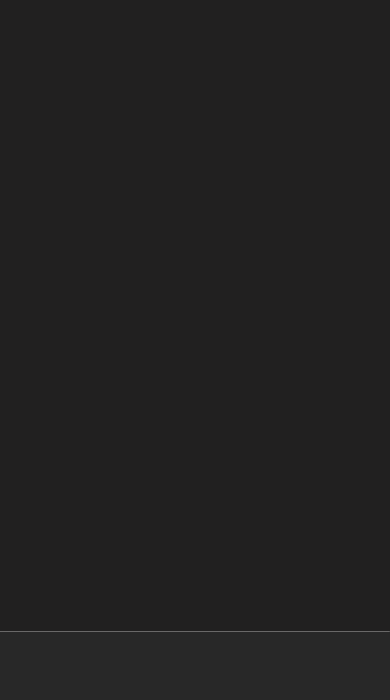
Qt form mainwindow.ui (clipesss/YouTubePhoneProject) before a commit.
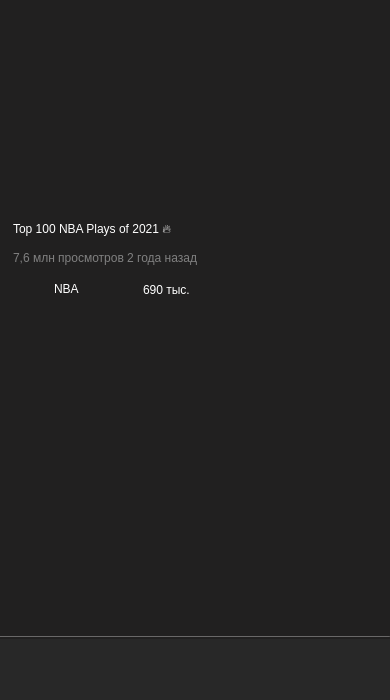
The same form after that commit. The open tabs and pages were chosen to show the change. Icons and pictures are not drawn.

What changed in the file:
```diff
--- a/mainwindow.ui
+++ b/mainwindow.ui
@@ -176,9 +176,9 @@
       <property name="geometry">
        <rect>
         <x>0</x>
-        <y>632</y>
+        <y>639</y>
         <width>390</width>
-        <height>68</height>
+        <height>61</height>
        </rect>
       </property>
       <property name="styleSheet">
@@ -201,7 +201,7 @@
       <property name="geometry">
        <rect>
         <x>0</x>
-        <y>631</y>
+        <y>636</y>
         <width>390</width>
         <height>1</height>
        </rect>
@@ -227,6 +227,119 @@
        <string/>
       </property>
      </widget>
+     <widget class="QLabel" name="VideoName">
+      <property name="geometry">
+       <rect>
+        <x>13</x>
+        <y>217</y>
+        <width>370</width>
+        <height>23</height>
+       </rect>
+      </property>
+      <property name="styleSheet">
+       <string notr="true">QLabel
+{
+font: 16pt &quot;Segoe UI&quot;;
+color: white;
+}
+</string>
+      </property>
+      <property name="text">
+       <string>Top 100 NBA Plays of 2021 🔥</string>
+      </property>
+     </widget>
+     <widget class="QLabel" name="VideoDescription">
+      <property name="geometry">
+       <rect>
+        <x>13</x>
+        <y>246</y>
+        <width>370</width>
+        <height>23</height>
+       </rect>
+      </property>
+      <property name="styleSheet">
+       <string notr="true">QLabel
+{
+font: 10pt &quot;Segoe UI&quot;;
+color: grey;
+}
+</string>
+      </property>
+      <property name="text">
+       <string>7,6 млн просмотров 2 года назад</string>
+      </property>
+     </widget>
+     <widget class="QLabel" name="YouTubeLogo">
+      <property name="geometry">
+       <rect>
+        <x>13</x>
+        <y>274</y>
+        <width>33</width>
+        <height>33</height>
+       </rect>
+      </property>
+      <property name="text">
+       <string/>
+      </property>
+     </widget>
+     <widget class="QLabel" name="ChannelName">
+      <property name="geometry">
+       <rect>
+        <x>54</x>
+        <y>277</y>
+        <width>100</width>
+        <height>23</height>
+       </rect>
+      </property>
+      <property name="styleSheet">
+       <string notr="true">QLabel
+{
+font: 16pt &quot;Segoe UI&quot;;
+color: white;
+}
+</string>
+      </property>
+      <property name="text">
+       <string>NBA</string>
+      </property>
+     </widget>
+     <widget class="QLabel" name="label">
+      <property name="geometry">
+       <rect>
+        <x>117</x>
+        <y>279</y>
+        <width>110</width>
+        <height>24</height>
+       </rect>
+      </property>
+      <property name="text">
+       <string/>
+      </property>
+      <property name="pixmap">
+       <pixmap resource="resources.qrc">:/resources/LikeAndDisPlace.png</pixmap>
+      </property>
+     </widget>
+     <widget class="QLabel" name="counterLikes">
+      <property name="geometry">
+       <rect>
+        <x>143</x>
+        <y>280</y>
+        <width>49</width>
+        <height>20</height>
+       </rect>
+      </property>
+      <property name="styleSheet">
+       <string notr="true">QLabel
+{
+font: 8pt &quot;Segoe UI&quot;;
+color: white;
+}
+</string>
+      </property>
+      <property name="text">
+       <string>690 тыc.</string>
+      </property>
+     </widget>
     </widget>
    </widget>
   </widget>
```
Left out of the diff: 117 changed lines with no effect on the pictures.
